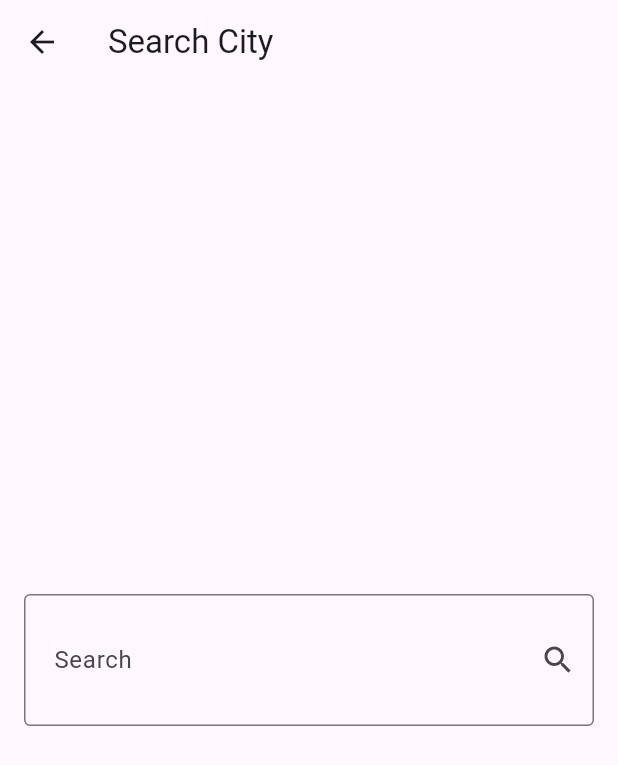
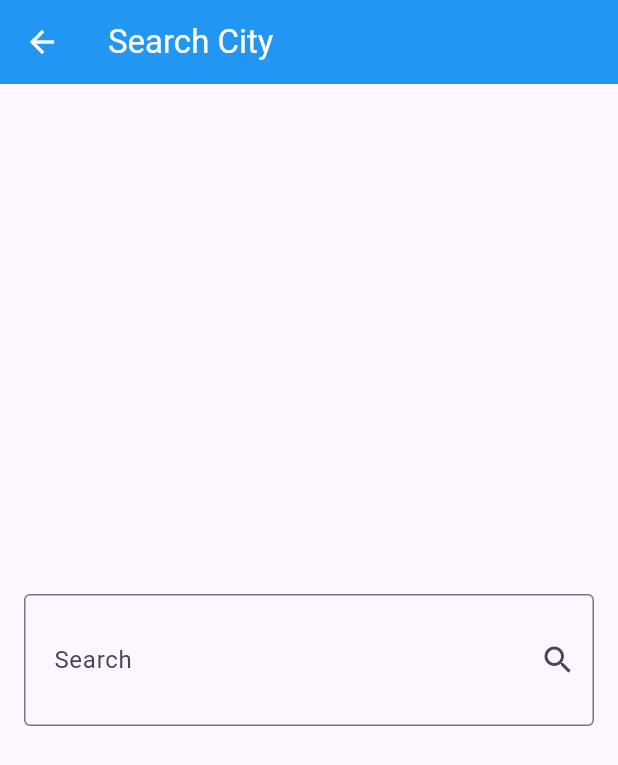
Before and after one commit to HanyMedhat10/weather-app, a Flutter app: the screen it shows after launch, after a tap on the "search" icon, on a phone screen of 412 x 824 dp. Shown: the top 765 px of the screen. Run offline on Flutter 3.47's test engine with Material 3 defaults, Android fonts, the phone set to English and light mode, and no system bars; our stand-ins replace dio, flutter_bloc.

```diff
--- /dev/null
+++ b/lib/cubits/get_weather_cubit/get_weather_cubit.dart
@@ -0,0 +1,6 @@
+import 'package:flutter_bloc/flutter_bloc.dart';
+import 'package:weather_app/cubits/get_weather_cubit/get_weather_states.dart';
+
+class GetWeatherCubit extends Cubit<WeatherState>{
+  GetWeatherCubit(super.initialState);
+}
--- /dev/null
+++ b/lib/cubits/get_weather_cubit/get_weather_states.dart
@@ -0,0 +1,4 @@
+class WeatherState{}
+class NoWeatherState extends WeatherState{}
+class WeatherLoadedState extends WeatherState{}
+class WeatherFailureState extends WeatherState{}
--- a/lib/views/home_view.dart
+++ b/lib/views/home_view.dart
@@ -10,9 +10,10 @@ class HomeView extends StatelessWidget {
   Widget build(BuildContext context) {
     return Scaffold(
       appBar: AppBar(
+        foregroundColor: Colors.white,
         title: const Text(
           'Weather App',
-          style: TextStyle(color: Colors.white),
+          // style: TextStyle(color: Colors.white),
         ),
         backgroundColor: Colors.blue,
         actions: [
@@ -28,7 +29,7 @@ class HomeView extends StatelessWidget {
               },
               icon: const Icon(
                 Icons.search,
-                color: Colors.white,
+                // color: Colors.white,
               ))
         ],
       ),
@@ -38,3 +39,15 @@ class HomeView extends StatelessWidget {
     );
   }
 }
+
+// create states
+// create cubit
+// create functions
+// provide cubit
+// integrate cubit
+// trigger cubit
+
+
+
+
+// listen cubit
--- a/lib/views/search_view.dart
+++ b/lib/views/search_view.dart
@@ -13,7 +13,12 @@ class SearchView extends StatelessWidget {
   Widget build(BuildContext context) {
     return Scaffold(
       appBar: AppBar(
-        title: const Text('Search City'),
+        foregroundColor: Colors.white,
+        title: const Text(
+          'Search City',
+          // style: TextStyle(color: Colors.white),
+        ),
+        backgroundColor: Colors.blue,
       ),
       body: Padding(
         padding: const EdgeInsets.symmetric(horizontal: 16),
@@ -57,4 +62,5 @@ class SearchView extends StatelessWidget {
     );
   }
 }
+
 WeatherModel? weatherModel;
```
Also changed, not shown: pubspec.yaml (+1 -6 lines), pubspec.lock.
